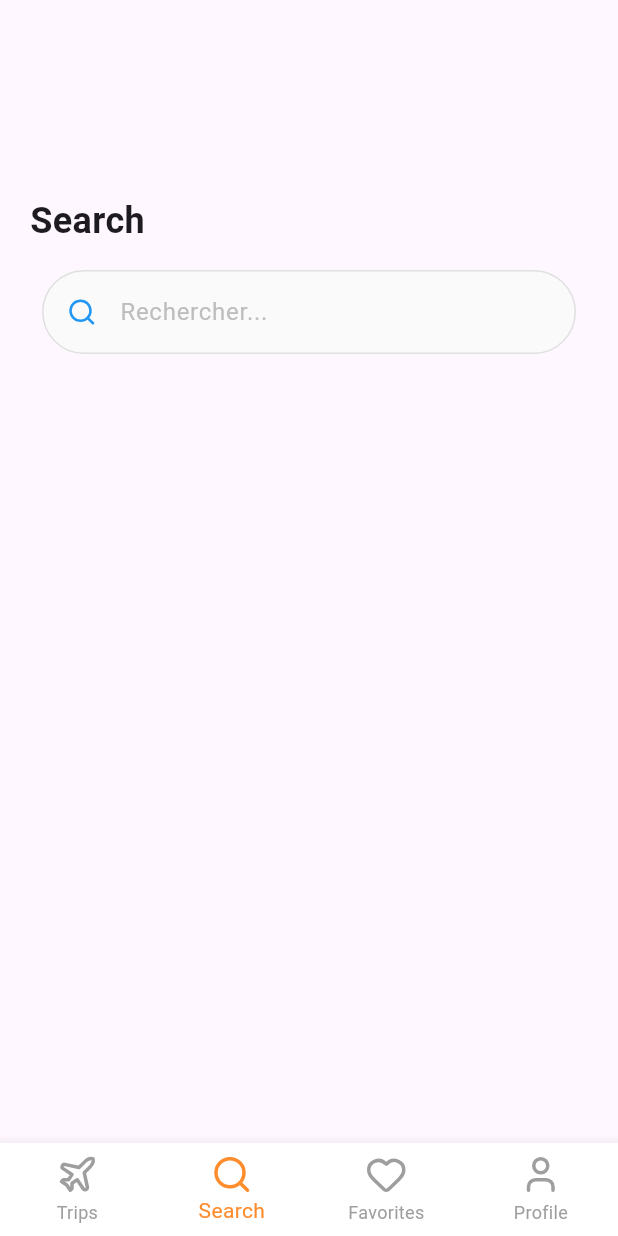
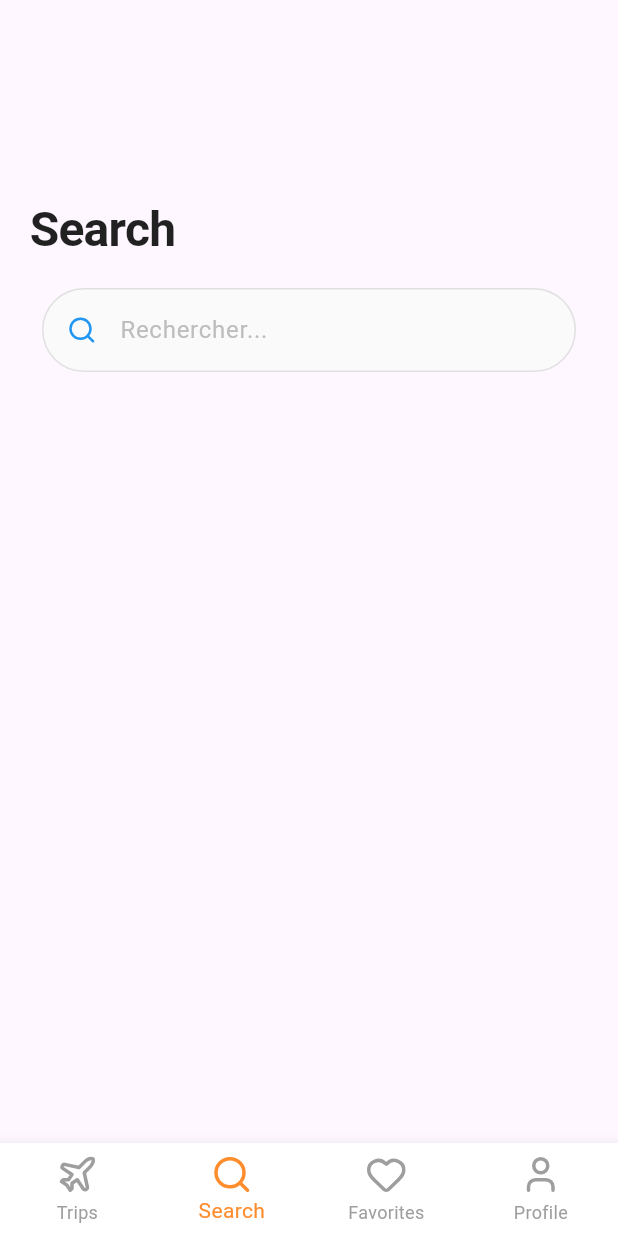
Before and after one commit to iassadki/nomad, a Flutter app: the search screen opened by its route, on a phone screen of 412 x 824 dp. Run offline on Flutter 3.47's test engine with Material 3 defaults, Android fonts, the light colour scheme and no system bars; our stand-ins replace lucide_icons.

Commit message:
constants + text fix

```diff
--- /dev/null
+++ b/lib/constants/text_styles.dart
@@ -0,0 +1,60 @@
+import 'package:flutter/material.dart';
+
+class TextStyles {
+  // H1 - Grand titre (titres de page)
+  static const TextStyle h1 = TextStyle(
+    fontSize: 32,
+    fontWeight: FontWeight.bold,
+    color: Colors.black87,
+    letterSpacing: -0.5,
+  );
+
+  // H2 - Sous-titre principal (sections)
+  static const TextStyle h2 = TextStyle(
+    fontSize: 24,
+    fontWeight: FontWeight.bold,
+    color: Colors.black87,
+    letterSpacing: -0.3,
+  );
+
+  // H3 - Sous-titre secondaire (sous-sections)
+  static const TextStyle h3 = TextStyle(
+    fontSize: 20,
+    fontWeight: FontWeight.w600,
+    color: Colors.black87,
+    letterSpacing: 0,
+  );
+
+  // H4 - Petit titre (labels, cards)
+  static const TextStyle h4 = TextStyle(
+    fontSize: 16,
+    fontWeight: FontWeight.w600,
+    color: Colors.black87,
+    letterSpacing: 0.2,
+  );
+
+  // Body - Texte normal (paragraphes)
+  static const TextStyle body = TextStyle(
+    fontSize: 14,
+    fontWeight: FontWeight.normal,
+    color: Colors.black87,
+    letterSpacing: 0.15,
+    height: 1.5,
+  );
+
+  // Small - Petit texte (descriptions, aides)
+  static const TextStyle small = TextStyle(
+    fontSize: 12,
+    fontWeight: FontWeight.normal,
+    color: Colors.grey,
+    letterSpacing: 0.1,
+  );
+
+  // Button - Texte de bouton
+  static const TextStyle button = TextStyle(
+    fontSize: 16,
+    fontWeight: FontWeight.w600,
+    color: Colors.white,
+    letterSpacing: 0.5,
+  );
+}
--- a/lib/screens/navbar/favorites.dart
+++ b/lib/screens/navbar/favorites.dart
@@ -1,5 +1,6 @@
 import 'package:flutter/material.dart';
 import '../../components/bottom_nav_bar.dart';
+import '../../constants/text_styles.dart';
 
 class favorites extends StatefulWidget {
   const favorites({super.key});
@@ -31,7 +32,7 @@ class _favoritesState extends State<favorites> {
 
             const Text(
               'Favorites',
-              style: TextStyle(fontSize: 24, fontWeight: FontWeight.bold),
+              style: TextStyles.h1,
             ),
 
             const SizedBox(height: 20),
--- a/lib/screens/navbar/profile.dart
+++ b/lib/screens/navbar/profile.dart
@@ -1,5 +1,6 @@
 import 'package:flutter/material.dart';
 import '../../components/bottom_nav_bar.dart';
+import '../../constants/text_styles.dart';
 
 class profile extends StatefulWidget {
   const profile({super.key});
@@ -31,7 +32,7 @@ class _profileState extends State<profile> {
 
             const Text(
               'Profile',
-              style: TextStyle(fontSize: 24, fontWeight: FontWeight.bold),
+              style: TextStyles.h1,
             ),
 
             const SizedBox(height: 20),
--- a/lib/screens/navbar/search.dart
+++ b/lib/screens/navbar/search.dart
@@ -2,6 +2,8 @@ import 'package:flutter/material.dart';
 import 'package:lucide_icons/lucide_icons.dart';
 import '../../components/bottom_nav_bar.dart';
 import '../../components/input_text_field.dart';
+import '../../constants/text_styles.dart';
+
 
 class search extends StatefulWidget {
   const search({super.key});
@@ -33,7 +35,7 @@ class _searchState extends State<search> {
 
             const Text(
               'Search',
-              style: TextStyle(fontSize: 24, fontWeight: FontWeight.bold),
+              style: TextStyles.h1,
             ),
 
             InputTextField(
--- a/lib/screens/navbar/trips.dart
+++ b/lib/screens/navbar/trips.dart
@@ -1,6 +1,7 @@
 import 'package:flutter/material.dart';
 import '../../components/custom_back_button.dart';
 import '../../components/bottom_nav_bar.dart';
+import '../../constants/text_styles.dart';
 
 class trips extends StatefulWidget {
   const trips({super.key});
@@ -32,7 +33,7 @@ class _tripsState extends State<trips> {
 
             const Text(
               'My Trips',
-              style: TextStyle(fontSize: 24, fontWeight: FontWeight.bold),
+              style: TextStyles.h1,
             ),
 
             const SizedBox(height: 15),
```
